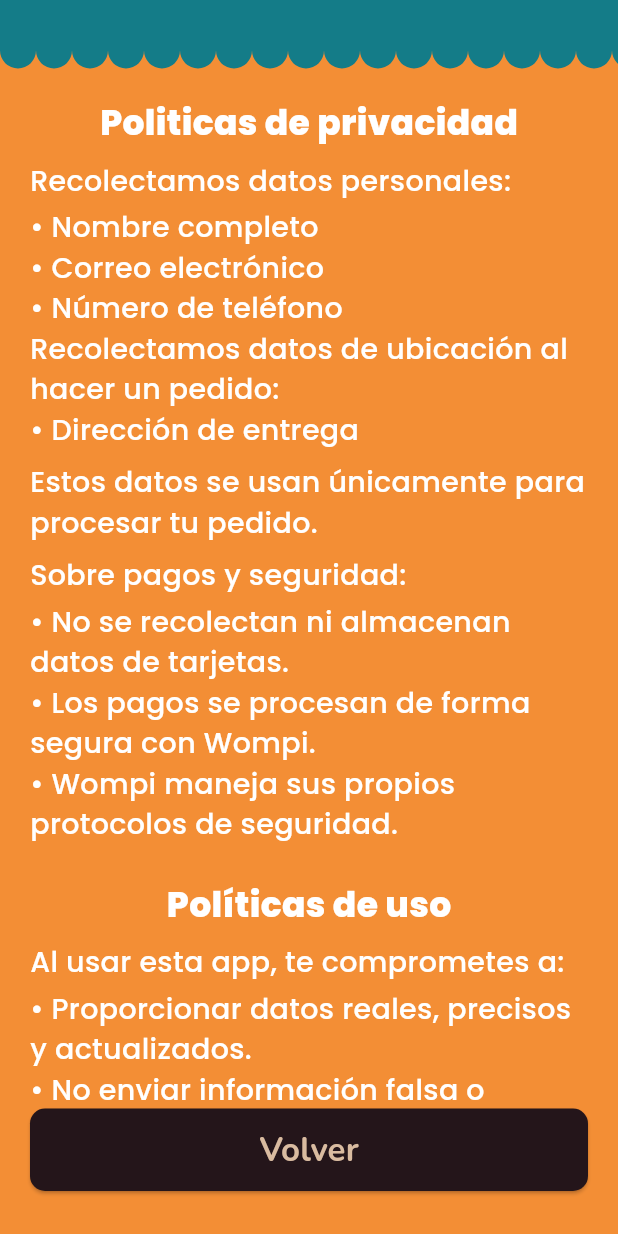
After one commit to DANIElPEZ/crispy-chikis-app, a Flutter app: the Policities screen opened directly, on a phone screen of 412 x 824 dp. The commit adds this screen. Run offline on Flutter 3.47's test engine with Material 3 defaults, Android fonts, the phone set to English and light mode, and no system bars; our stand-ins replace connectivity_plus, flutter_dotenv, font_awesome_flutter, google_fonts, sqflite, supabase_flutter; accounts and stored records are empty; statements that could not run were skipped.

Commit message:
adding poicites, and social media

```diff
--- /dev/null
+++ b/lib/views/policities.dart
@@ -0,0 +1,102 @@
+import 'package:flutter/material.dart';
+import 'package:crispychikis/color/colors.dart';
+import 'package:crispychikis/components/appbar.dart';
+import 'package:crispychikis/components/main_button.dart';
+import 'package:google_fonts/google_fonts.dart';
+
+class Policities extends StatelessWidget{
+  @override
+  Widget build(BuildContext context) {
+    final title=GoogleFonts.poppins(
+      color: colorsPalete['white'],
+      fontWeight: FontWeight.w800,
+      fontSize: 23
+    );
+    final content=GoogleFonts.poppins(
+        color: colorsPalete['white'],
+        fontWeight: FontWeight.w500,
+        fontSize: 19
+    );
+    return Scaffold(
+      appBar: PreferredSize(
+          preferredSize: Size.fromHeight(kToolbarHeight),
+          child: CustomAppBar(
+              bg_color: colorsPalete['orange']!,
+              shape_color: colorsPalete['dark blue']!)),
+      body: Container(
+        width: MediaQuery.of(context).size.width,
+        height: MediaQuery.of(context).size.height,
+        color: colorsPalete['orange'],
+        padding: EdgeInsets.symmetric(vertical: 10, horizontal: 20),
+        child: Column(
+          children: [
+            Expanded(child: SingleChildScrollView(
+              child: Column(
+                crossAxisAlignment: CrossAxisAlignment.start,
+                children: [
+                  Center(
+                    child: Text('Politicas de privacidad',
+                    style: title),
+                  ),
+                  SizedBox(height: 8),
+                  Text('Recolectamos datos personales:', style: content),
+                  SizedBox(height: 4),
+                  Text('• Nombre completo', style: content),
+                  Text('• Correo electrónico', style: content),
+                  Text('• Número de teléfono', style: content),
+                  Text('Recolectamos datos de ubicación al hacer un pedido:', style: content),
+                  Text('• Dirección de entrega', style: content),
+                  SizedBox(height: 8),
+                  Text(
+                      'Estos datos se usan únicamente para procesar tu pedido.',
+                      style: content),
+                  SizedBox(height: 8),
+                  Text('Sobre pagos y seguridad:', style: content),
+                  SizedBox(height: 4),
+                  Text(
+                      '• No se recolectan ni almacenan datos de tarjetas.',
+                      style: content),
+                  Text(
+                      '• Los pagos se procesan de forma segura con Wompi.',
+                      style: content),
+                  Text(
+                      '• Wompi maneja sus propios protocolos de seguridad.',
+                      style: content),
+                  SizedBox(height: 24),
+                  Center(child: Text('Políticas de uso', style: title)),
+                  SizedBox(height: 8),
+                  Text('Al usar esta app, te comprometes a:', style: content),
+                  SizedBox(height: 4),
+                  Text(
+                      '• Proporcionar datos reales, precisos y actualizados.',
+                      style: content),
+                  Text(
+                      '• No enviar información falsa o incompleta.',
+                      style: content),
+                  SizedBox(height: 8),
+                  Text(
+                      'El mal uso puede causar problemas o cancelación del pedido.',
+                      style: content),
+                  SizedBox(height: 24),
+                  Text('Nota importante:', style: content),
+                  SizedBox(height: 4),
+                  Text(
+                      '• Al presionar "Hacer pedido", a app intenta consultar la hora actual a través de una API (una conexión con un servidor que da la hora exacta).',
+                      style: content),
+                  Text(
+                      '• Si esto ocurre, intenta nuevamente más tarde o revisa tu conexión a internet.',
+                      style: content)
+                ]
+              ),
+            )),
+            SizedBox(height: 6),
+            CustomButton(text: 'Volver', onPressed: (){
+              Navigator.pop(context);
+            }),
+            SizedBox(height: 20)
+          ]
+        )
+      )
+    );
+  }
+}
--- a/lib/views/profile.dart
+++ b/lib/views/profile.dart
@@ -4,6 +4,7 @@ import 'package:google_fonts/google_fonts.dart';
 import 'package:crispychikis/components/main_button.dart';
 import 'package:crispychikis/components/text_field.dart';
 import 'package:crispychikis/provider/provider.dart';
+import 'package:crispychikis/views/policities.dart';
 import 'package:provider/provider.dart';
 
 class Profile extends StatefulWidget {
@@ -134,6 +135,10 @@ class ProfileState extends State<Profile> {
                         SizedBox(height: 10),
                         CustomTextField(
                             controller: phoneController, labelText: 'Telefono'),
+                        SizedBox(height: 20),
+                        CustomButton(text: 'Politicas', onPressed: (){
+                          Navigator.push(context, MaterialPageRoute(builder: (BuildContext context) =>Policities()));
+                        }),
                         SizedBox(height: 280)
                       ])),
                   Positioned(
--- a/pubspec.yaml
+++ b/pubspec.yaml
@@ -14,6 +14,7 @@ dependencies:
   connectivity_plus: ^6.1.3
   font_awesome_flutter: ^10.8.0
   sqflite: ^2.4.1
+  url_launcher: ^6.3.1
 
 dev_dependencies:
   flutter_test:
```
Also changed, not shown: lib/views/home.dart (+146 -61 lines), lib/views/orders.dart (+7 -1 lines), 130 other files.
